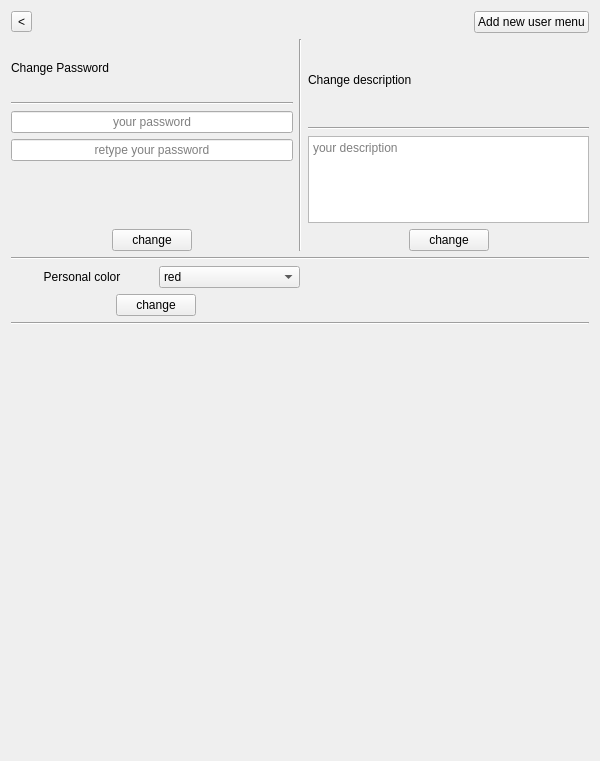
First picture: the form in src/chat/client/uis/profile.ui, repository sumstragol/Stragol-Chat-app, before the edit.
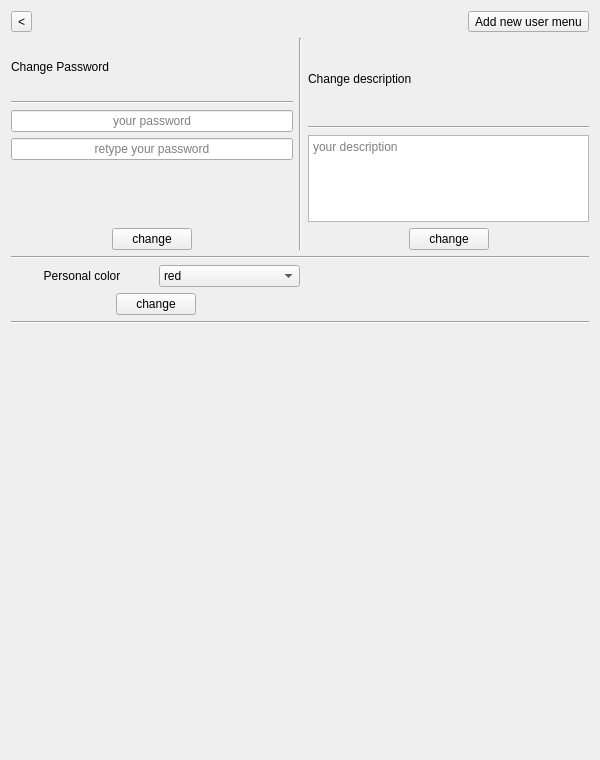
Second picture: the form after the edit.

Commit message: conferences, refreshed adding new users, small fixes

```diff
--- a/src/chat/client/uis/profile.ui
+++ b/src/chat/client/uis/profile.ui
@@ -7,7 +7,7 @@
     <x>0</x>
     <y>0</y>
     <width>600</width>
-    <height>761</height>
+    <height>760</height>
    </rect>
   </property>
   <property name="windowTitle">
@@ -89,7 +89,7 @@
       </spacer>
      </item>
      <item>
-      <widget class="QPushButton" name="button_add_new_user_menu">
+      <widget class="QToolButton" name="button_add_new_user_menu">
        <property name="text">
         <string>Add new user menu</string>
        </property>
```
The commit also changes 29 other files.
